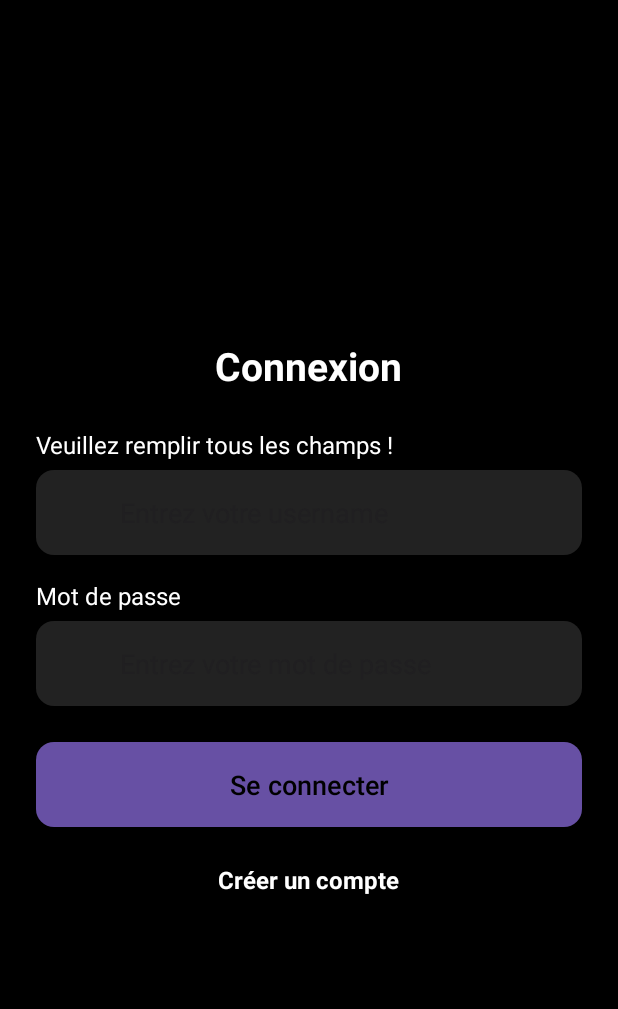
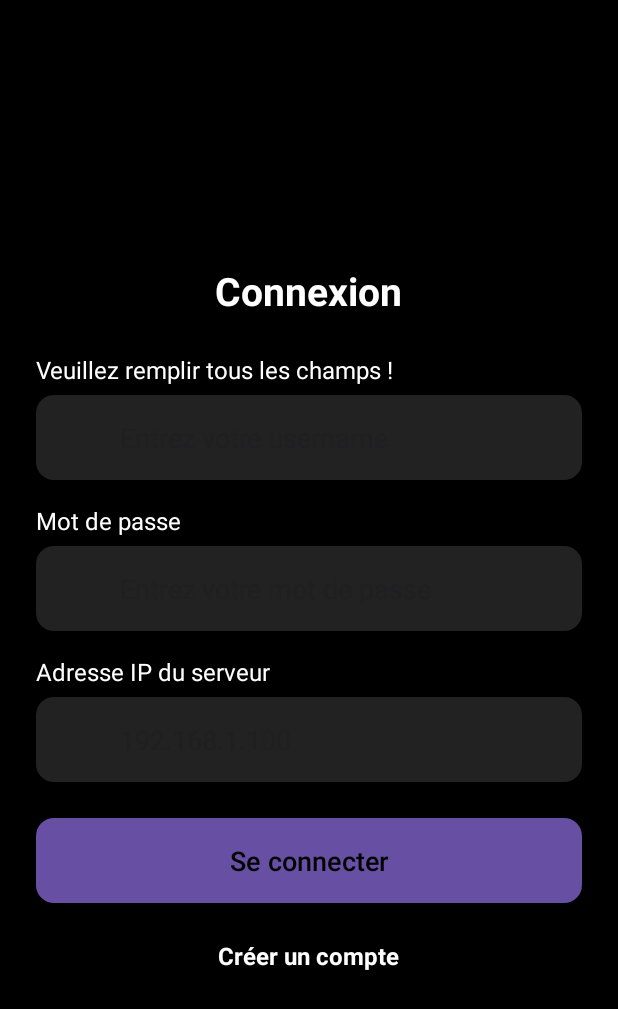
Before and after one commit to Hotweels94/Blackjack_Ynov, an Android app: the screen it shows after launch (PageConnection), after a tap on "Se connecter", on a phone screen of 412 x 824 dp. Shown: the top 1009 px of the screen. Run offline under Robolectric (Android 15) with nearby library versions, the phone set to English and light mode, and no system bars.

Commit message:
Ajout renseignement adresse IP

```diff
--- a/app/src/main/java/com/example/blackjack_game/PageConnection.java
+++ b/app/src/main/java/com/example/blackjack_game/PageConnection.java
@@ -24,10 +24,9 @@ import org.json.JSONObject;
 
 
 public class PageConnection extends AppCompatActivity {
-
     private static final String TAG = "PageConnection";
 
-    private EditText emailInput, passwordInput;
+    private EditText emailInput, passwordInput, ipInput;
     private Button loginButton;
     private TextView aText, connectionText, registerLink;
 
@@ -42,9 +41,10 @@ public class PageConnection extends AppCompatActivity {
     }
 
     @Override
-    protected void onCreate(Bundle savedInstanceState) {
-        super.onCreate(savedInstanceState);
-        setContentView(R.layout.start);
+        protected void onCreate(Bundle savedInstanceState) {
+            super.onCreate(savedInstanceState);
+            setContentView(R.layout.start);
+
 
         aText = findViewById(R.id.aText);
         connectionText = findViewById(R.id.connexionText);
@@ -54,6 +54,7 @@ public class PageConnection extends AppCompatActivity {
         emailInput = findViewById(R.id.emailInput);
         passwordInput = findViewById(R.id.passwordInput);
         loginButton = findViewById(R.id.loginButton);
+        ipInput = findViewById(R.id.ipInput);
 
         // Définir l'action au clic sur le bouton
         loginButton.setOnClickListener(new View.OnClickListener() {
@@ -61,14 +62,15 @@ public class PageConnection extends AppCompatActivity {
             public void onClick(View v) {
                 String email = emailInput.getText().toString();
                 String password = passwordInput.getText().toString();
+                String serverIp = ipInput.getText().toString();
 
                 Log.d(TAG, "Bouton Se connecter cliqué");
                 Log.d(TAG, "Pseudo: " + email);
                 Log.d(TAG, "Mot de passe: " + password);
 
                 // Vérification des champs non vides
-                if (!email.isEmpty() && !password.isEmpty()) {
-                    new LoginTask().execute(email, password);
+                if (!email.isEmpty() && !password.isEmpty() && !serverIp.isEmpty()) {
+                    new LoginTask(serverIp).execute(email, password);
                 } else {
                     aText.setText("Veuillez remplir tous les champs !");
                 }
@@ -89,12 +91,16 @@ public class PageConnection extends AppCompatActivity {
     }
 
     public class LoginTask extends AsyncTask<String, Void, String> {
-        private static final String SERVER_IP = "192.168.228.118";
+        private final String serverIp;
         private static final int SERVER_PORT = 5555;
         private PrintWriter output;
         private BufferedReader input;
         private Socket socket;
         public String username;
+
+        public LoginTask(String serverIp) {
+            this.serverIp = serverIp;
+        }
 
         @Override
         protected String doInBackground(String... params) {
@@ -102,12 +108,15 @@ public class PageConnection extends AppCompatActivity {
                 username = params[0];
                 setUsername(username);
                 String password = params[1];
+                Log.d(TAG, "Connexion au serveur: " + serverIp + ":" + SERVER_PORT);
+                // socket = new Socket(serverIp, SERVER_PORT);
 
                 Log.d(TAG, "Envoi des données de connexion au serveur");
                 Log.d(TAG, "Pseudo: " + username);
                 Log.d(TAG, "Mot de passe: " + password);
+                Log.d(TAG, "Adresse IP: " + serverIp);
 
-                socket = new Socket(SERVER_IP, SERVER_PORT);
+                socket = new Socket(serverIp, SERVER_PORT);
                 output = new PrintWriter(socket.getOutputStream(), true);
                 input = new BufferedReader(new InputStreamReader(socket.getInputStream()));
 
--- a/app/src/main/res/layout/start.xml
+++ b/app/src/main/res/layout/start.xml
@@ -90,6 +90,42 @@
             android:textColor="@color/white"
             android:importantForAccessibility="yes" />
     </LinearLayout>
+        <!-- Adresse IP du serveur -->
+    <TextView
+        android:layout_width="match_parent"
+        android:layout_height="wrap_content"
+        android:layout_marginTop="16dp"
+        android:layout_marginBottom="6dp"
+        android:text="Adresse IP du serveur"
+        android:textColor="@color/white"
+        android:textSize="16sp" />
+
+    <LinearLayout
+        android:layout_width="match_parent"
+        android:layout_height="wrap_content"
+        android:orientation="horizontal"
+        android:background="@drawable/rounded_input"
+        android:padding="16dp">
+
+        <ImageView
+            android:layout_width="24dp"
+            android:layout_height="24dp"
+            app:tint="@color/gray"/>
+
+        <EditText
+            android:id="@+id/ipInput"
+            android:layout_width="0dp"
+            android:layout_height="wrap_content"
+            android:layout_weight="1"
+            android:background="@android:color/transparent"
+            android:hint="192.168.1.100"
+            android:importantForAccessibility="yes"
+            android:inputType="text"
+            android:paddingStart="16dp"
+            android:paddingEnd="16dp"
+            android:textColor="@color/white"
+            app:hintTextColor="@color/light_gray" />
+    </LinearLayout>
 
     <Button
         android:id="@+id/loginButton"
```
Also changed, not shown: app/src/main/java/com/example/blackjack_game/RegisterActivity.java (+16 -6 lines), app/src/main/res/layout/register.xml (+37 -0 lines).
